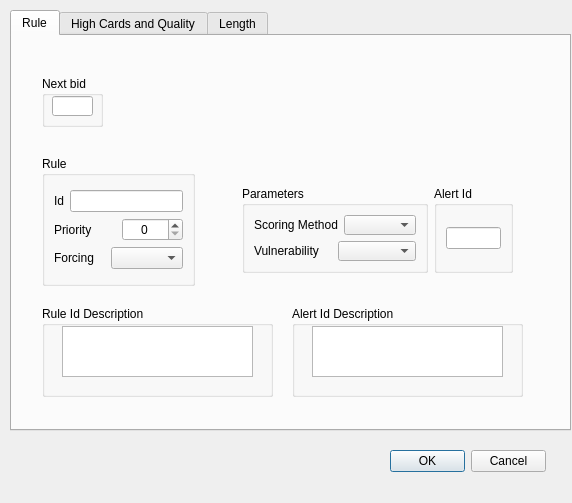
Old version of the form ZBridge/cruledialog.ui in the repository erik-knudsen/BridgeZ.
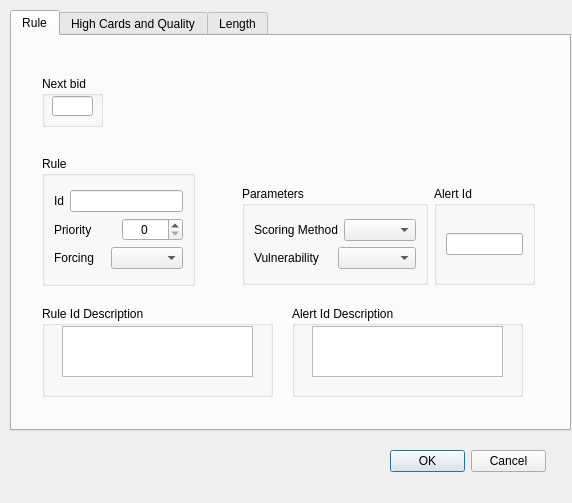
New version of the form.

The edit to the form file:
```diff
--- a/ZBridge/cruledialog.ui
+++ b/ZBridge/cruledialog.ui
@@ -40,8 +40,8 @@
       <rect>
        <x>230</x>
        <y>150</y>
-       <width>271</width>
-       <height>87</height>
+       <width>293</width>
+       <height>99</height>
       </rect>
      </property>
      <layout class="QHBoxLayout" name="horizontalLayout_14">
```
Left out of the diff: 52 changed lines with no effect on the pictures.
